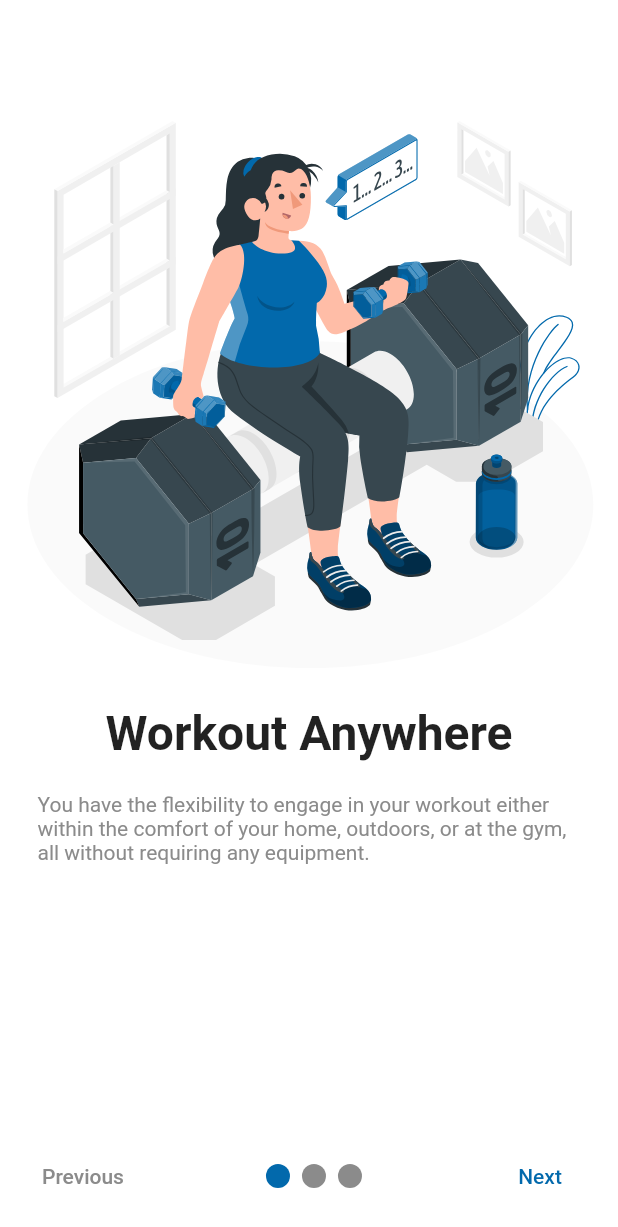
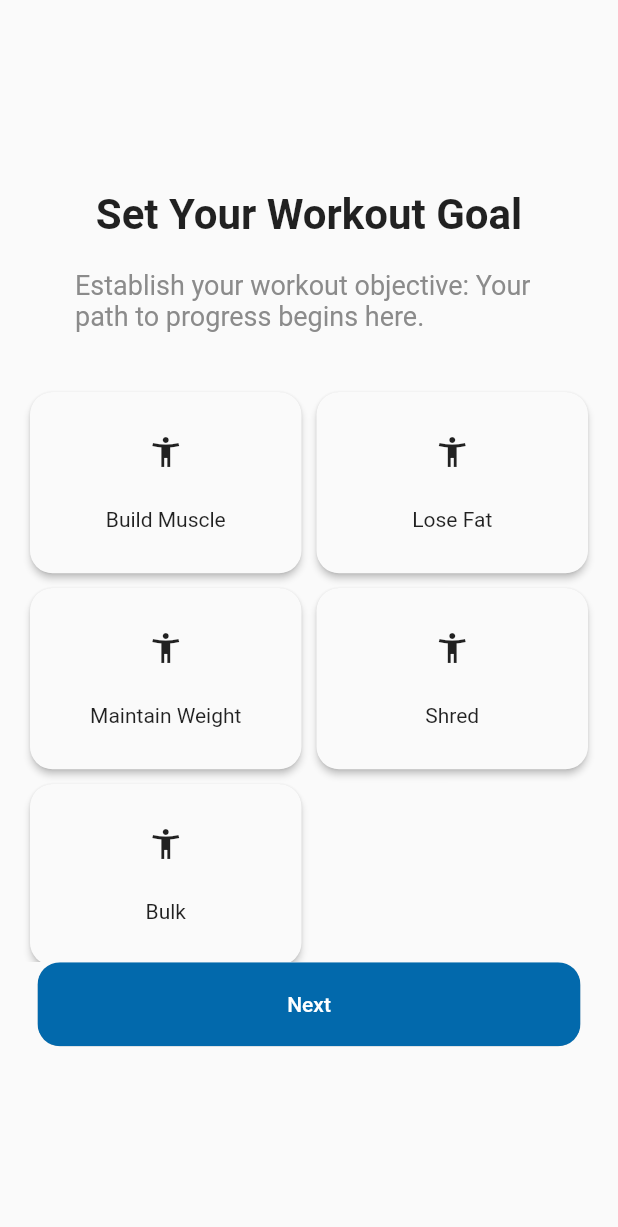
Before and after one commit to eyos-ias/gym_shift, a Flutter app: the screen it shows after launch, on a phone screen of 412 x 824 dp. Shown: the top 1227 px of the screen. Run offline on Flutter 3.47's test engine with Material 2 defaults, Android fonts, the phone set to English and light mode, and no system bars; drawn by our look-alikes of smooth_page_indicator; our stand-ins replace easy_splash_screen, flutter_otp_text_field, flutter_svg.

Commit message:
finished the goals screen

```diff
--- a/lib/Screens/Onboarding/onboarding_page.dart
+++ b/lib/Screens/Onboarding/onboarding_page.dart
@@ -18,15 +18,13 @@ class OnboardingPage extends StatelessWidget {
     return Container(
       color: Colors.white,
       child: Column(
-          //mainAxisAlignment: MainAxisAlignment.center,
+        mainAxisAlignment: MainAxisAlignment.center,
         children: [
-            const SizedBox(height: 60),
-            // Image.asset(
-            //   imageUrl,
-            //   width: 400,
-            //   height: 400,
-            // ),
-            SvgPicture.asset(imageUrl, width: 400, height: 400),
+          SvgPicture.asset(
+            imageUrl,
+            width: 300,
+            height: 300,
+          ),
           const SizedBox(height: 10),
           Text(
             title,
@@ -42,7 +40,8 @@ class OnboardingPage extends StatelessWidget {
               style: const TextStyle(color: kTextColor),
             ),
           ),
-          ]),
+        ],
+      ),
     );
   }
 }
--- /dev/null
+++ b/lib/Screens/ProfileSetup/components/goal_tiles.dart
@@ -0,0 +1,51 @@
+import 'package:flutter/material.dart';
+import 'package:gym_shift/core/constants/colors.dart';
+
+class GoalTile extends StatefulWidget {
+  String? title;
+  GoalTile({Key? key, required this.title}) : super(key: key);
+
+  @override
+  State<GoalTile> createState() => _GoalTileState();
+}
+
+class _GoalTileState extends State<GoalTile> {
+  bool _isSelected = false;
+
+  @override
+  Widget build(BuildContext context) {
+    return GestureDetector(
+      onTap: () {
+        setState(() {
+          _isSelected = !_isSelected;
+        });
+      },
+      child: Material(
+        borderRadius: BorderRadius.circular(15.0),
+        elevation: _isSelected ? 5.0 : 2,
+        child: Container(
+          decoration: BoxDecoration(
+            borderRadius: BorderRadius.circular(15.0),
+            border: Border.all(
+              color: _isSelected ? kPrimaryColor : Colors.transparent,
+              width: 2.0,
+            ),
+            // color: _isSelected ? Colors.grey[300] : Colors.transparent,
+          ),
+          width: 50,
+          height: 50,
+          child: SizedBox(
+            height: 30,
+            child: Column(
+              mainAxisAlignment: MainAxisAlignment.spaceEvenly,
+              children: [
+                const Icon(Icons.accessibility_new),
+                Text(widget.title!),
+              ],
+            ),
+          ),
+        ),
+      ),
+    );
+  }
+}
--- /dev/null
+++ b/lib/Screens/ProfileSetup/workout_goal.dart
@@ -0,0 +1,83 @@
+import 'package:flutter/material.dart';
+import 'package:gym_shift/Screens/ProfileSetup/components/goal_tiles.dart';
+
+import '../../core/constants/colors.dart';
+
+class GoalsPage extends StatelessWidget {
+  const GoalsPage({Key? key}) : super(key: key);
+
+  @override
+  Widget build(BuildContext context) {
+    return Scaffold(
+      body: SafeArea(
+        child: Center(
+          child: Column(
+            mainAxisAlignment: MainAxisAlignment.center,
+            children: [
+              const Text(
+                "Set Your Workout Goal",
+                style: TextStyle(fontWeight: FontWeight.bold, fontSize: 28),
+              ),
+              const Padding(
+                padding: EdgeInsets.symmetric(horizontal: 50.0, vertical: 20),
+                child: Text(
+                  "Establish your workout objective: Your path to progress begins here.",
+                  style: TextStyle(fontSize: 18, color: kTextColor),
+                ),
+              ),
+              Container(
+                //padding: const EdgeInsets.all(20),
+                height: 400,
+                child: GridView.count(
+                  padding: const EdgeInsets.all(20),
+                  mainAxisSpacing: 10,
+                  crossAxisSpacing: 10,
+                  crossAxisCount: 2,
+                  childAspectRatio: 1.5,
+                  children: [
+                    GoalTile(
+                      title: "Build Muscle",
+                    ),
+                    GoalTile(
+                      title: "Lose Fat",
+                    ),
+                    GoalTile(
+                      title: "Maintain Weight",
+                    ),
+                    GoalTile(
+                      title: "Shred",
+                    ),
+                    GoalTile(
+                      title: "Bulk",
+                    )
+                  ],
+                ),
+              ),
+              Padding(
+                padding: const EdgeInsets.symmetric(horizontal: 25.0),
+                child: ClipRRect(
+                  borderRadius: BorderRadius.circular(15.0),
+                  child: ElevatedButton(
+                    style: ButtonStyle(
+                      backgroundColor: MaterialStateProperty.all(kPrimaryColor),
+                    ),
+                    onPressed: () {},
+                    child: Container(
+                      padding: const EdgeInsets.all(20.0),
+                      child: const Center(
+                        child: Text(
+                          'Next',
+                          style: TextStyle(color: Colors.white),
+                        ),
+                      ),
+                    ),
+                  ),
+                ),
+              ),
+            ],
+          ),
+        ),
+      ),
+    );
+  }
+}
--- a/lib/Screens/RegistrationPage/login_page.dart
+++ b/lib/Screens/RegistrationPage/login_page.dart
@@ -59,7 +59,7 @@ class _LoginPageState extends State<LoginPage> {
                     ),
                   ),
                 ),
-                SizedBox(height: 15.0),
+                const SizedBox(height: 15.0),
                 //password input field
                 Padding(
                   padding: const EdgeInsets.symmetric(horizontal: 25.0),
--- a/lib/Screens/RegistrationPage/signup_page.dart
+++ b/lib/Screens/RegistrationPage/signup_page.dart
@@ -75,7 +75,7 @@ class _SignUpPageState extends State<SignUpPage> {
                         padding: const EdgeInsets.all(20.0),
                         child: const Center(
                           child: Text(
-                            'Verify Code',
+                            'Sign Up',
                             style: TextStyle(color: Colors.white),
                           ),
                         ),
--- a/lib/main.dart
+++ b/lib/main.dart
@@ -2,6 +2,7 @@ import 'package:flutter/material.dart';
 
 import 'package:gym_shift/Screens/Onboarding/onboarding_screen.dart';
 import 'package:gym_shift/Screens/ProfileSetup/bmi_page.dart';
+import 'package:gym_shift/Screens/ProfileSetup/workout_goal.dart';
 import 'package:gym_shift/Screens/RegistrationPage/login_page.dart';
 import 'package:gym_shift/Screens/RegistrationPage/otp_screen.dart';
 import 'package:gym_shift/Screens/RegistrationPage/signup_page.dart';
@@ -17,7 +18,7 @@ class MyApp extends StatelessWidget {
   @override
   Widget build(BuildContext context) {
     return const MaterialApp(
-      home: OnboardingScreen(),
+      home: GoalsPage(),
     );
   }
 }
```
Also changed, not shown: lib/Screens/ProfileSetup/bmi_page.dart (+62 -5 lines). Lines whose indentation alone changed are shown as unchanged.
